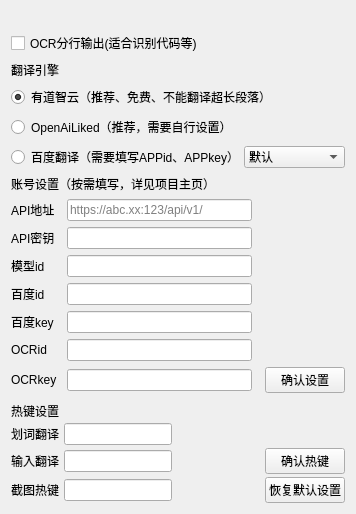
Before: the Qt Designer form ui/setting.ui in xunbu/lightrans, drawn with Qt 5.
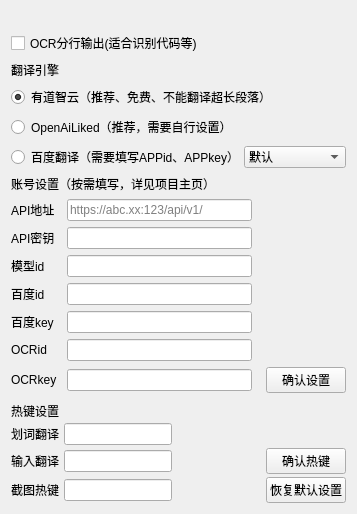
After: the same form once the commit is applied.

Diff of the .ui file:
```diff
--- a/ui/setting.ui
+++ b/ui/setting.ui
@@ -6,7 +6,7 @@
    <rect>
     <x>0</x>
     <y>0</y>
-    <width>356</width>
+    <width>357</width>
     <height>506</height>
    </rect>
   </property>
```
